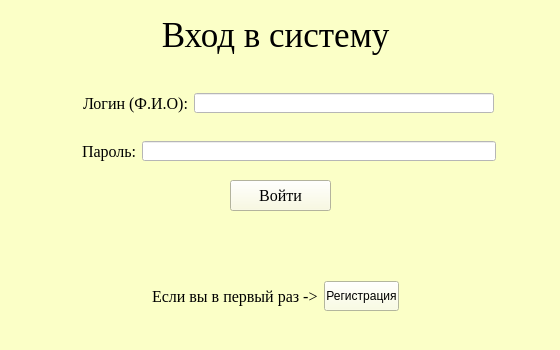
This is qt_login.ui in YaganovValera/coursework as Qt 5 draws it before an edit. The edited form follows.
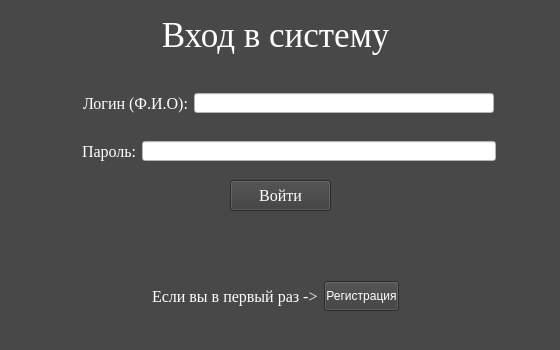
This is the edited form.

What changed in the file:
```diff
--- a/qt_login.ui
+++ b/qt_login.ui
@@ -26,7 +26,8 @@
    <string>Вход в систему </string>
   </property>
   <property name="styleSheet">
-   <string notr="true">background-color: rgb(251, 255, 199);</string>
+   <string notr="true">background-color: rgb(72, 72, 72);
+color: rgb(255, 255, 255);</string>
   </property>
   <widget class="QWidget" name="centralwidget">
    <widget class="QLabel" name="l_title_log">
@@ -100,8 +101,8 @@
      <cursorShape>PointingHandCursor</cursorShape>
     </property>
     <property name="styleSheet">
-     <string notr="true">board: 1px inset blue; 
-background-color: rgb(250, 250, 220);</string>
+     <string notr="true">
+background-color: rgb(60, 60, 60);</string>
     </property>
     <property name="text">
      <string>Войти</string>
@@ -171,7 +172,8 @@
           </font>
          </property>
          <property name="styleSheet">
-          <string notr="true">background-color: rgb(255, 255, 255);</string>
+          <string notr="true">background-color: rgb(255, 255, 255);
+color: rgb(0, 0, 0);</string>
          </property>
          <property name="text">
           <string/>
@@ -234,7 +236,8 @@
           </font>
          </property>
          <property name="styleSheet">
-          <string notr="true">background-color: rgb(255, 255, 255);</string>
+          <string notr="true">background-color: rgb(255, 255, 255);
+color: rgb(0, 0, 0);</string>
          </property>
          <property name="text">
           <string/>
@@ -301,7 +304,8 @@
         <cursorShape>PointingHandCursor</cursorShape>
        </property>
        <property name="styleSheet">
-        <string notr="true">background-color: rgb(251, 255, 220);</string>
+        <string notr="true">
+background-color: rgb(60, 60, 60);</string>
        </property>
        <property name="text">
         <string>Регистрация</string>
```
